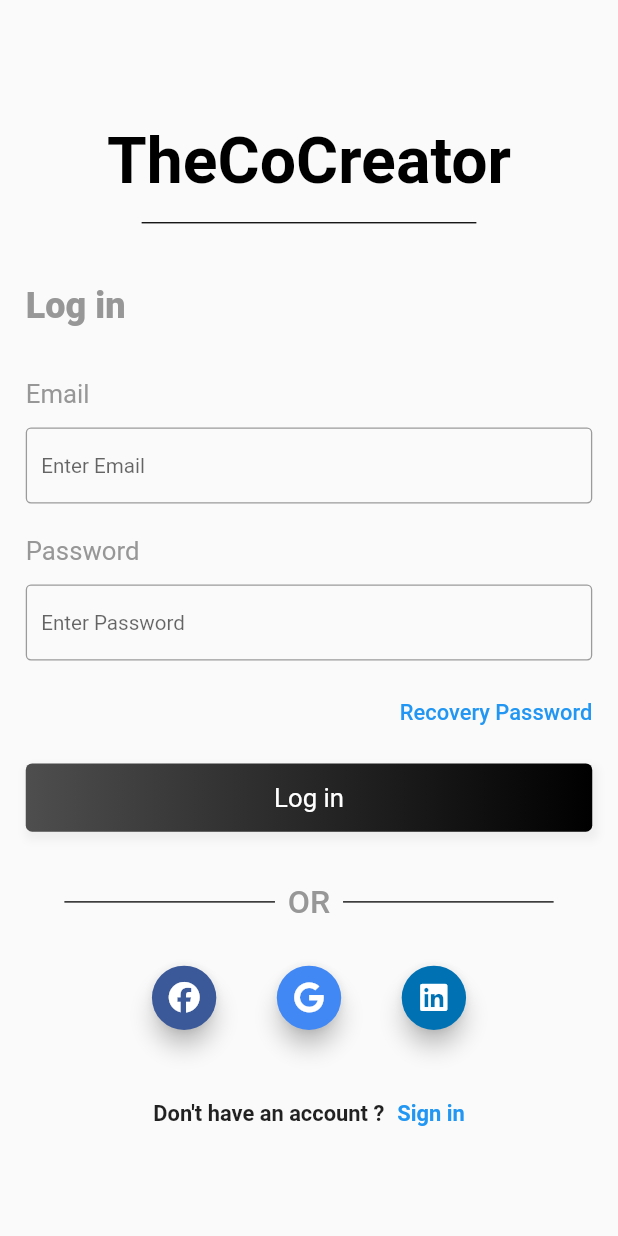
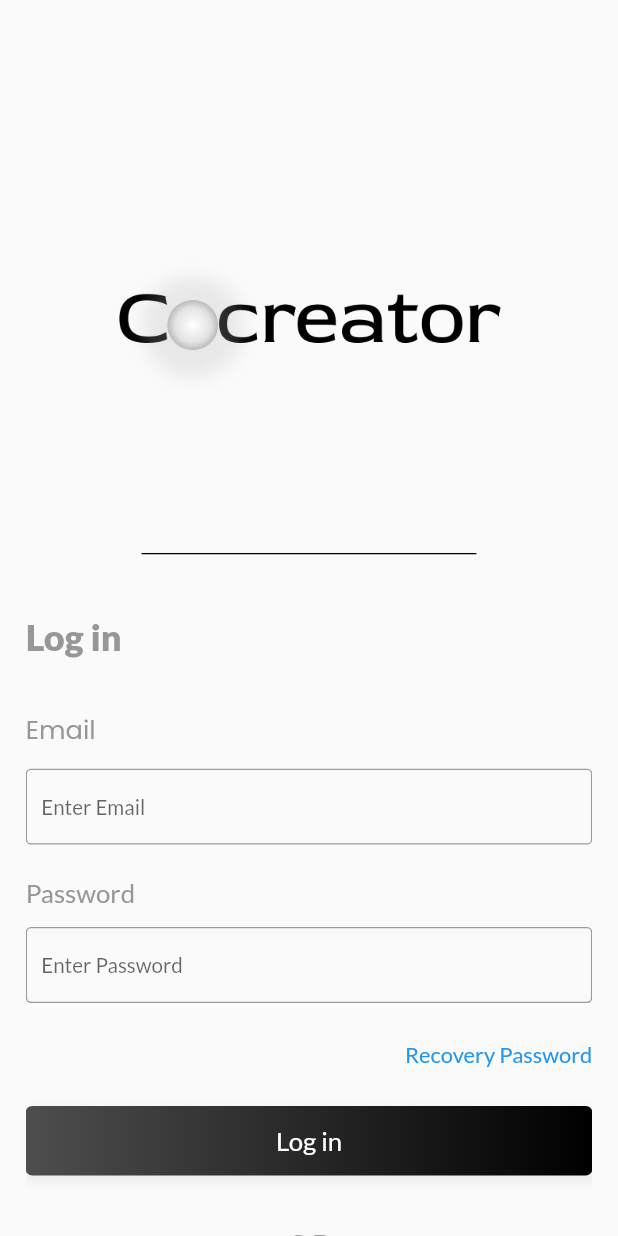
Before and after one commit to IMhat/flutter_keycloak, a Flutter app: the screen it shows after launch, on a phone screen of 412 x 824 dp. Run offline on Flutter 3.47's test engine with Material 2 defaults, Android fonts, the phone set to English and light mode, and no system bars; our stand-ins replace avatar_glow, expandable_text, flutter_secure_storage, flutter_tts, font_awesome_flutter, go_router and 7 more; missing offline and left inert: another_quickbooks, dart:ffi, flutter_appauth; generated files the repository leaves out were written again.

Commit message:
add logo hakim home

```diff
--- a/lib/login(JWT)/screens/initial_screen.dart
+++ b/lib/login(JWT)/screens/initial_screen.dart
@@ -2,7 +2,7 @@ import 'package:flutter/material.dart';
 import 'package:font_awesome_flutter/font_awesome_flutter.dart';
 import 'package:keycloakflutter/login(JWT)/screens/signup.dart';
 import 'package:keycloakflutter/login(JWT)/services/auth_service.dart';
-
+import 'package:google_fonts/google_fonts.dart';
 import '../../helper/common/widgets/custom_textField.dart';
 import '../widgets/bezierContainer.dart';
 // import 'package:flutter_login_signup/src/signup.dart';
@@ -324,26 +324,10 @@ class _LoginPageState extends State<LoginPage> {
   }
 
   Widget _title() {
-    return RichText(
-      textAlign: TextAlign.center,
-      text: TextSpan(
-          text: 'The',
-          style: TextStyle(
-              fontSize: 50,
-              fontWeight: FontWeight.w700,
-              color: Color.fromARGB(255, 0, 0, 0)),
-          children: [
-            TextSpan(
-              text: 'Co',
-              style:
-                  TextStyle(color: Color.fromARGB(255, 0, 0, 0), fontSize: 50),
-            ),
-            TextSpan(
-              text: 'Creator',
-              style:
-                  TextStyle(color: Color.fromARGB(255, 0, 0, 0), fontSize: 50),
-            ),
-          ]),
+    return IconButton(
+      icon: Image.asset('assets/logo.png'),
+      iconSize: 300,
+      onPressed: () {},
     );
   }
 
@@ -390,13 +374,11 @@ class _LoginPageState extends State<LoginPage> {
         crossAxisAlignment: CrossAxisAlignment.start,
         key: _signInFormKey,
         children: <Widget>[
-          Text(
-            'Email',
-            style: TextStyle(
-                fontWeight: FontWeight.w400,
+          Text('Email',
+              style: GoogleFonts.poppins(
+                color: Color.fromARGB(255, 151, 151, 151),
                 fontSize: 20,
-                color: Color.fromARGB(255, 151, 151, 151)),
-          ),
+              )),
           const SizedBox(
             height: 15,
           ),
--- a/lib/main.dart
+++ b/lib/main.dart
@@ -1,5 +1,6 @@
 import 'package:flutter/material.dart';
 import 'package:flutter/services.dart';
+import 'package:google_fonts/google_fonts.dart';
 import 'package:keycloakflutter/providers/user_provider.dart';
 import 'package:keycloakflutter/router.dart';
 import 'package:keycloakflutter/router/app_routes.dart';
@@ -64,6 +65,7 @@ class _MyAppState extends State<MyApp> {
   Widget build(BuildContext context) {
     final currenTheme = Provider.of<ThemeChanger>(context).currentTheme;
     return MaterialApp(
+      theme: ThemeData(textTheme: GoogleFonts.latoTextTheme(Theme.of(context).textTheme)),
         builder: (context, child) => ResponsiveWrapper.builder(
               child,
               maxWidth: 1200,
--- a/lib/screens/home/home_screen.dart
+++ b/lib/screens/home/home_screen.dart
@@ -132,11 +132,7 @@ class _HomeScreenState extends State<HomeScreen> {
         shadowColor: Colors.black,
         backgroundColor: Colors.white,
         centerTitle: true,
-        title: Text(
-          "Cocreator",
-          style: TextStyle(
-              fontSize: 30, fontWeight: FontWeight.w600, color: Colors.black),
-        ),
+        title: (Image.asset('assets/logo3.png')),
         // title: Row(
         //   children: [
         //     SizedBox(
```
Also changed, not shown: pubspec.yaml (+16 -26 lines), assets/littlelogo.png (added), assets/logo3.png (added).
